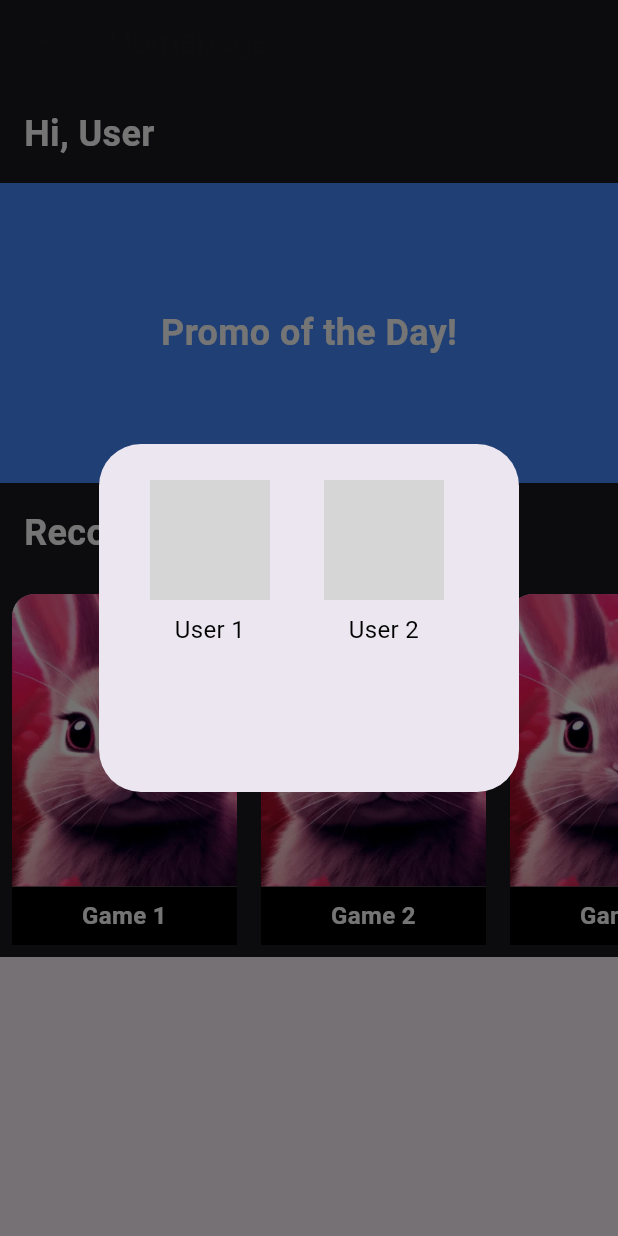
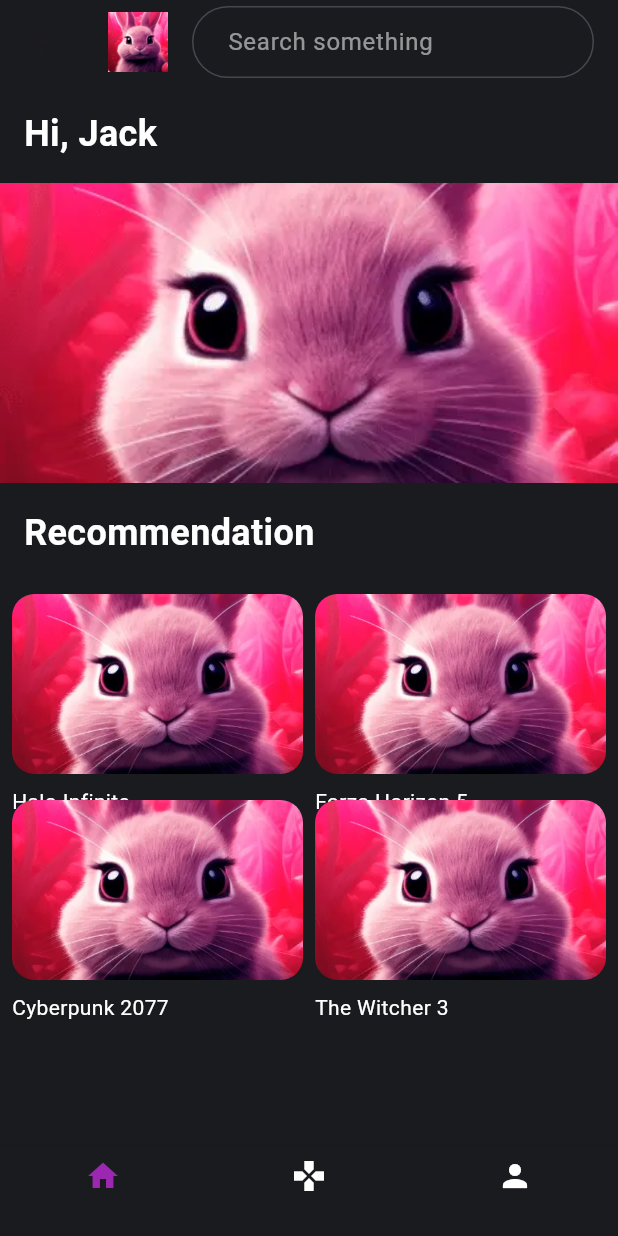
Before and after one commit to JackyZhang2004/McGaming, a Flutter app: the HomePage screen opened directly, on a phone screen of 412 x 824 dp. Run offline on Flutter 3.47's test engine with Material 3 defaults, Android fonts, the phone set to English and light mode, and no system bars; drawn by our look-alikes of carousel_slider; grey boxes are pictures that could not be loaded.

```diff
--- a/mcgaming/lib/main.dart
+++ b/mcgaming/lib/main.dart
@@ -18,7 +18,7 @@ class MyApp extends StatelessWidget {
   Widget build(BuildContext context) {
     return const MaterialApp(
       debugShowCheckedModeBanner: false,
-      home: PlayLater(),
+      home: HomePage(),
       // home: RegisterPage(),
     );
 
--- a/mcgaming/lib/pages/home_page.dart
+++ b/mcgaming/lib/pages/home_page.dart
@@ -1,72 +1,99 @@
 import 'package:flutter/material.dart';
+import 'package:flutter/scheduler.dart';
+import 'package:carousel_slider/carousel_slider.dart';
+import 'item_detail_page.dart';
 
 class HomePage extends StatefulWidget {
+  const HomePage({super.key});
   @override
   _HomePageState createState() => _HomePageState();
 }
 
 class _HomePageState extends State<HomePage> {
-  final String username = 'User'; // Ganti dengan username yang diinginkan
+  final String username = 'Jack';
 
   @override
   void initState() {
     super.initState();
-    Future.delayed(Duration.zero, () => showUserSelectionDialog(context));
+    SchedulerBinding.instance.addPostFrameCallback((_) {
+      showUserSelectionDialog(context);
+    });
   }
 
   void showUserSelectionDialog(BuildContext context) {
-    showDialog(
-      context: context,
-      builder: (BuildContext context) {
-        return AlertDialog(
-          contentPadding: EdgeInsets.all(16.0),
-          content: SizedBox(
-            height: 200,
-            child: ListView(
-              scrollDirection: Axis.horizontal,
-              children: <Widget>[
-                UserProfile(
-                  imagePath: '',
-                  userName: 'User 1',
-                  onTap: () {
-                    Navigator.of(context).pop();
-                    // Add action for User 1
-                  },
-                ),
-                UserProfile(
-                  imagePath: '',
-                  userName: 'User 2',
-                  onTap: () {
-                    Navigator.of(context).pop();
-                    // Add action for User 2
-                  },
-                ),
-                UserProfile(
-                  imagePath: '',
-                  userName: 'User 3',
-                  onTap: () {
-                    Navigator.of(context).pop();
-                    // Add action for User 3
-                  },
-                ),
-              ],
-            ),
-          ),
-        );
-      },
-    );
+    // showDialog(
+    //   context: context,
+    //   barrierDismissible: false,
+    //   builder: (BuildContext context) {
+    //     return AlertDialog(
+    //       contentPadding: EdgeInsets.all(16.0),
+    //       content: SizedBox(
+    //         height: 200,
+    //         child: ListView(
+    //           scrollDirection: Axis.horizontal,
+    //           children: <Widget>[
+    //             UserProfile(
+    //               imagePath: 'lib/images/dummylabux.png',
+    //               userName: 'User 1',
+    //               onTap: () {
+    //                 Navigator.of(context).pop();
+    //                 // Add action for User 1
+    //               },
+    //             ),
+    //             UserProfile(
+    //               imagePath: 'lib/images/dummylabux.png',
+    //               userName: 'User 2',
+    //               onTap: () {
+    //                 Navigator.of(context).pop();
+    //                 // Add action for User 2
+    //               },
+    //             ),
+    //             UserProfile(
+    //               imagePath: 'lib/images/dummylabux.png',
+    //               userName: 'User 3',
+    //               onTap: () {
+    //                 Navigator.of(context).pop();
+    //                 // Add action for User 3
+    //               },
+    //             ),
+    //           ],
+    //         ),
+    //       ),
+    //     );
+    //   },
+    // );
   }
 
   @override
   Widget build(BuildContext context) {
     return Scaffold(
+      backgroundColor: Color(0xFF1A1B1E),
       appBar: AppBar(
-        title: Text('Homepage'),
         backgroundColor: Color(0xFF1A1B1E),
+        title: Row(
+          children: [
+            Image.asset('lib/images/dummylabux.png', height: 40),
+            SizedBox(width: 16),
+            Expanded(
+              child: TextField(
+                decoration: InputDecoration(
+                  hintText: 'Search something',
+                  hintStyle: TextStyle(color: Colors.white54),
+                  filled: true,
+                  fillColor: Colors.transparent,
+                  border: OutlineInputBorder(
+                    borderRadius: BorderRadius.circular(30),
+                    borderSide: BorderSide(color: Colors.purple, width: 2),
                   ),
-      body: Container(
-        color: Color(0xFF1A1B1E),
-        child: SingleChildScrollView(
+                  contentPadding: EdgeInsets.symmetric(horizontal: 20),
+                ),
+                style: TextStyle(color: Colors.white),
+              ),
+            ),
+          ],
+        ),
+      ),
+      body: SingleChildScrollView(
         child: Column(
           crossAxisAlignment: CrossAxisAlignment.start,
           children: <Widget>[
@@ -85,7 +112,7 @@ class _HomePageState extends State<HomePage> {
             Padding(
               padding: const EdgeInsets.all(16.0),
               child: Text(
-                  'Recommended Games',
+                'Recommendation',
                 style: TextStyle(
                   fontSize: 24,
                   fontWeight: FontWeight.bold,
@@ -97,6 +124,56 @@ class _HomePageState extends State<HomePage> {
           ],
         ),
       ),
+      bottomNavigationBar: BottomNavigationBar(
+        backgroundColor: Color(0xFF1A1B1E),
+        selectedItemColor: Colors.purple,
+        unselectedItemColor: Colors.white,
+        items: const <BottomNavigationBarItem>[
+          BottomNavigationBarItem(
+            icon: Icon(Icons.home),
+            label: '',
+          ),
+          BottomNavigationBarItem(
+            icon: Icon(Icons.gamepad),
+            label: '',
+          ),
+          BottomNavigationBarItem(
+            icon: Icon(Icons.person),
+            label: '',
+          ),
+        ],
+      ),
+    );
+  }
+}
+
+class UserProfile extends StatelessWidget {
+  final String imagePath;
+  final String userName;
+  final Function onTap;
+
+  UserProfile({
+    required this.imagePath,
+    required this.userName,
+    required this.onTap,
+  });
+
+  @override
+  Widget build(BuildContext context) {
+    return GestureDetector(
+      onTap: () => onTap(),
+      child: Column(
+        children: [
+          CircleAvatar(
+            backgroundImage: AssetImage(imagePath),
+            radius: 40,
+          ),
+          SizedBox(height: 8),
+          Text(
+            userName,
+            style: TextStyle(color: Colors.white),
+          ),
+        ],
       ),
     );
   }
@@ -105,72 +182,86 @@ class _HomePageState extends State<HomePage> {
 class Jumbotron extends StatelessWidget {
   @override
   Widget build(BuildContext context) {
+    return CarouselSlider(
+      options: CarouselOptions(
+        height: 200,
+        autoPlay: true,
+        enlargeCenterPage: true,
+        viewportFraction: 1.0,
+      ),
+      items: [
+        'lib/images/dummylabux.png',
+        'lib/images/dummylabux.png',
+        'lib/images/dummylabux.png'
+      ].map((imagePath) {
+        return Builder(
+          builder: (BuildContext context) {
             return Container(
-      width: double.infinity,
-      height: 200,
-      color: Colors.blueAccent,
-      child: Center(
-        child: Text(
-          'Promo of the Day!',
-          style: TextStyle(
-            color: Colors.white,
-            fontSize: 24,
-            fontWeight: FontWeight.bold,
+              width: MediaQuery.of(context).size.width,
+              decoration: BoxDecoration(
+                image: DecorationImage(
+                  image: AssetImage(imagePath),
+                  fit: BoxFit.cover,
                 ),
               ),
-      ),
+            );
+          },
+        );
+      }).toList(),
     );
   }
 }
 
 class RecommendedGamesSection extends StatelessWidget {
-  final List<Map<String, String>> games = [
-    {'name': 'Game 1', 'image': 'lib/images/dummylabux.png'},
-    {'name': 'Game 2', 'image': 'lib/images/dummylabux.png'},
-    {'name': 'Game 3', 'image': 'lib/images/dummylabux.png'},
-    {'name': 'Game 4', 'image': 'lib/images/dummylabux.png'},
-    {'name': 'Game 5', 'image': 'lib/images/dummylabux.png'},
+  final List<Map<String, String>> recommendedGames = [
+    {'name': 'Halo Infinite', 'image': 'lib/images/dummylabux.png'},
+    {'name': 'Forza Horizon 5', 'image': 'lib/images/dummylabux.png'},
+    {'name': 'Cyberpunk 2077', 'image': 'lib/images/dummylabux.png'},
+    {'name': 'The Witcher 3', 'image': 'lib/images/dummylabux.png'},
   ];
 
   @override
   Widget build(BuildContext context) {
-    return Container(
-      height: 250,
-      child: ListView.builder(
-        scrollDirection: Axis.horizontal,
-        itemCount: games.length,
-        itemBuilder: (context, index) {
-          return Container(
-            width: 150,
-            margin: EdgeInsets.all(8.0),
+    return Padding(
+      padding: const EdgeInsets.all(8.0),
+      child: GridView.builder(
+        shrinkWrap: true,
+        physics: NeverScrollableScrollPhysics(),
+        gridDelegate: SliverGridDelegateWithFixedCrossAxisCount(
+          crossAxisCount: 2,
+          crossAxisSpacing: 8,
+          mainAxisSpacing: 8,
+          childAspectRatio: 3 / 2,  // Ratio ini bisa disesuaikan dengan ukuran gambar
+        ),
+        itemCount: recommendedGames.length,
+        itemBuilder: (BuildContext context, int index) {
+          final game = recommendedGames[index];
+          return GestureDetector(
+            onTap: () {
+              Navigator.push(
+                context,
+                MaterialPageRoute(
+                  builder: (context) => ItemDetailPage(item: game),
+                ),
+              );
+            },
+            child: Column(
+              crossAxisAlignment: CrossAxisAlignment.start,
+              children: [
+                Container(
+                  height: 120,  // Atur sesuai ukuran gambar
                   decoration: BoxDecoration(
-              color: Colors.grey[300],
                     borderRadius: BorderRadius.circular(15),
-            ),
-            child: Column(
-              crossAxisAlignment: CrossAxisAlignment.stretch,
-              children: [
-                Expanded(
-                  child: ClipRRect(
-                    borderRadius: BorderRadius.vertical(top: Radius.circular(15)),
-                    child: Image.asset(
-                      games[index]['image']!,
+                    image: DecorationImage(
+                      image: AssetImage(game['image']!),
                       fit: BoxFit.cover,
                     ),
                   ),
                 ),
-                Container(
-                  padding: EdgeInsets.all(8.0),
-                  color: Colors.black,
-                  child: Text(
-                    games[index]['name']!,
-                    style: TextStyle(
-                      fontSize: 16,
-                      color: Colors.white,
-                      fontWeight: FontWeight.bold,
-                    ),
-                    textAlign: TextAlign.center,
-                  ),
+                SizedBox(height: 8),
+                Text(
+                  game['name']!,
+                  style: TextStyle(color: Colors.white),
                 ),
               ],
             ),
@@ -180,43 +271,3 @@ class RecommendedGamesSection extends StatelessWidget {
     );
   }
 }
-
-class UserProfile extends StatelessWidget {
-  final String imagePath;
-  final String userName;
-  final VoidCallback onTap;
-
-  UserProfile({required this.imagePath, required this.userName, required this.onTap});
-
-  @override
-  Widget build(BuildContext context) {
-    return GestureDetector(
-      onTap: onTap,
-      child: Container(
-        margin: EdgeInsets.all(8.0),
-        width: 100,
-        child: Column(
-          children: [
-            ClipOval(
-              child: Image.asset(
-                imagePath,
-                width: 80,
-                height: 80,
-                fit: BoxFit.cover,
-              ),
-            ),
-            SizedBox(height: 8.0),
-            Text(
-              userName,
-              style: TextStyle(
-                fontSize: 16,
-                color: Colors.black,
-              ),
-              textAlign: TextAlign.center,
-            ),
-          ],
-        ),
-      ),
-    );
-  }
-}
--- a/mcgaming/pubspec.yaml
+++ b/mcgaming/pubspec.yaml
@@ -30,6 +30,7 @@ environment:
 dependencies:
   flutter:
     sdk: flutter
+  carousel_slider : ^4.0.0
 
 
   # The following adds the Cupertino Icons font to your application.
```
Also changed, not shown: mcgaming/lib/pages/item_detail_page.dart (added, +171 -0 lines), mcgaming/pubspec.lock. Lines whose indentation alone changed are shown as unchanged.
